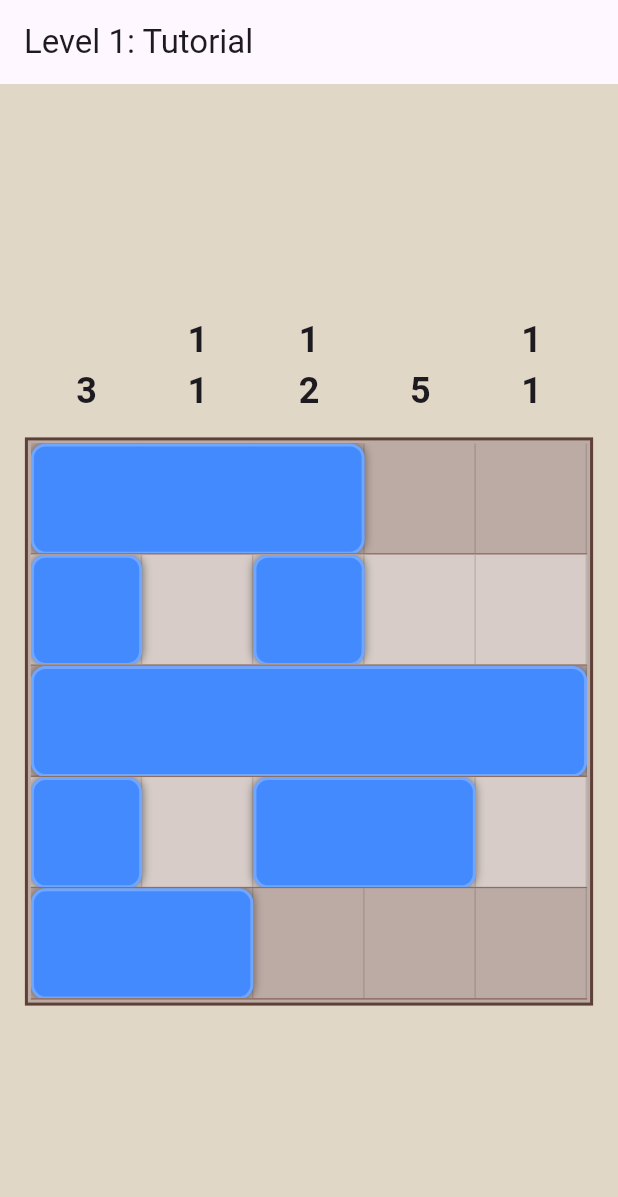
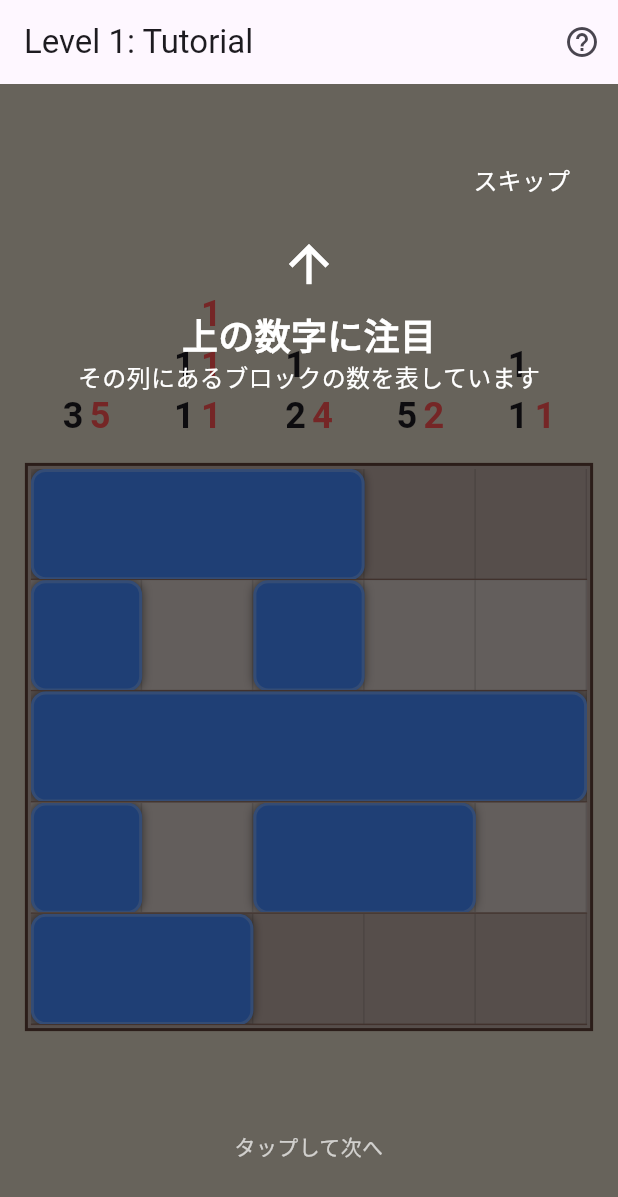
Before and after one commit to Minamin912/slide_pix_puz, a Flutter app: the screen it shows after launch, on a phone screen of 412 x 824 dp. Shown: the top 1197 px of the screen. Run offline on Flutter 3.47's test engine with Material 3 defaults, Android fonts, the phone set to English and light mode, and no system bars.

Commit message:
Implement modern tutorial system and dynamic visual hints

```diff
--- a/lib/main.dart
+++ b/lib/main.dart
@@ -1,5 +1,7 @@
 import 'package:flutter/foundation.dart';
 import 'package:flutter/material.dart';
+
+import 'tutorial_overlay.dart';
 
 void main() => runApp(const SlidePicrossApp());
 
@@ -35,6 +37,10 @@ class SlidePicrossGame extends StatefulWidget {
 class _SlidePicrossGameState extends State<SlidePicrossGame> {
   // ステージリスト定義
   late final List<StageData> _stages;
+
+  // Tutorial State
+  bool _showTutorial = true;
+  int _tutorialStep = 0;
 
   @override
   void initState() {
@@ -114,6 +120,24 @@ class _SlidePicrossGameState extends State<SlidePicrossGame> {
       ),
     ];
     _loadStage(_currentStageIndex);
+    _checkTutorial();
+  }
+
+  void _checkTutorial() {
+    if (_currentStageIndex == 0) {
+      if (mounted) {
+        setState(() {
+          _showTutorial = true;
+          _tutorialStep = 0;
+        });
+      }
+    } else {
+      if (mounted) {
+        setState(() {
+          _showTutorial = false;
+        });
+      }
+    }
   }
 
   int _currentStageIndex = 0;
@@ -122,6 +146,7 @@ class _SlidePicrossGameState extends State<SlidePicrossGame> {
   late StageData _currentStage;
   late List<List<int>> _rowHints;
   late List<List<int>> _colHints;
+  late List<List<int>> _currentColHints;
   late List<List<double>> _rowPositions; // マス目単位：0.0, 1.0...
   bool _isCleared = false;
 
@@ -130,9 +155,18 @@ class _SlidePicrossGameState extends State<SlidePicrossGame> {
       _currentStageIndex = index;
       _currentStage = _stages[index];
       _rowHints = _generateRowHints(_currentStage.targetGrid);
+      _rowHints = _generateRowHints(_currentStage.targetGrid);
       _colHints = _generateColHints(_currentStage.targetGrid);
       _initializePositions();
+      _updateCurrentHints(); // Initial calculation
       _isCleared = false;
+
+      if (index == 0) {
+        _showTutorial = true;
+        _tutorialStep = 0;
+      } else {
+        _showTutorial = false;
+      }
     });
     // ロード直後に判定（オートクリア等のチェック）
     WidgetsBinding.instance.addPostFrameCallback((_) {
@@ -242,6 +276,7 @@ class _SlidePicrossGameState extends State<SlidePicrossGame> {
 
     setState(() {
       _rowPositions[rowIndex] = currentPositions;
+      _updateCurrentHints();
     });
   }
 
@@ -260,6 +295,7 @@ class _SlidePicrossGameState extends State<SlidePicrossGame> {
 
     setState(() {
       _rowPositions[rowIndex] = positions;
+      _updateCurrentHints();
       _checkWinCondition();
     });
   }
@@ -269,17 +305,7 @@ class _SlidePicrossGameState extends State<SlidePicrossGame> {
     int gridSizeY = _currentStage.gridSizeY;
 
     // 現在の盤面情報を作成
-    List<List<int>> currentGrid = List.generate(gridSizeY, (_) => List.filled(gridSizeX, 0));
-
-    for (int y = 0; y < gridSizeY; y++) {
-      for (int i = 0; i < _rowPositions[y].length; i++) {
-        int start = _rowPositions[y][i].round();
-        int end = start + _rowHints[y][i];
-        for (int x = start; x < end; x++) {
-          if (x < gridSizeX) currentGrid[y][x] = 1;
-        }
-      }
-    }
+    List<List<int>> currentGrid = _generateCurrentGrid();
 
     // 正解と比較
     bool match = true;
@@ -311,9 +337,23 @@ class _SlidePicrossGameState extends State<SlidePicrossGame> {
   Widget build(BuildContext context) {
     return Scaffold(
       backgroundColor: const Color(0xFFE0D7C6),
-      appBar: AppBar(title: Text(_currentStage.title)),
-      // InteractiveViewerでズーム/パンを可能にする
-      body: LayoutBuilder(
+      appBar: AppBar(
+        title: Text(_currentStage.title),
+        actions: [
+          IconButton(
+            icon: const Icon(Icons.help_outline),
+            onPressed: () {
+              setState(() {
+                _showTutorial = true;
+                _tutorialStep = 0;
+              });
+            },
+          ),
+        ],
+      ),
+      body: Stack(
+        children: [
+          LayoutBuilder(
         builder: (context, constraints) {
           double availableWidth = constraints.maxWidth;
           double availableHeight = constraints.maxHeight - 50;
@@ -385,6 +425,26 @@ class _SlidePicrossGameState extends State<SlidePicrossGame> {
           );
         },
       ),
+      if (_showTutorial)
+        TutorialOverlay(
+          step: _tutorialStep,
+          onNext: () {
+            setState(() {
+              if (_tutorialStep < 2) {
+                _tutorialStep++;
+              } else {
+                _showTutorial = false;
+              }
+            });
+          },
+          onSkip: () {
+            setState(() {
+              _showTutorial = false;
+            });
+          },
+        ),
+        ],
+      ),
     );
   }
 
@@ -400,22 +460,68 @@ class _SlidePicrossGameState extends State<SlidePicrossGame> {
         crossAxisAlignment: CrossAxisAlignment.end, // 下端揃え
         children: List.generate(gridSizeX, (i) {
           String hintText = _colHints[i].join("\n");
+          String currentHintText = _currentColHints[i].join("\n");
           return Container(
             width: currentSize,
             alignment: Alignment.bottomCenter,
             padding: const EdgeInsets.only(bottom: 4),
             child: FittedBox(
               fit: BoxFit.scaleDown,
-              child: Text(
-                hintText,
-                textAlign: TextAlign.center,
-                style: TextStyle(fontWeight: FontWeight.bold, fontSize: fontSize),
+              child: Row(
+                mainAxisAlignment: MainAxisAlignment.center,
+                crossAxisAlignment: CrossAxisAlignment.end,
+                children: [
+                   Text(
+                    hintText,
+                    textAlign: TextAlign.center,
+                    style: TextStyle(fontWeight: FontWeight.bold, fontSize: fontSize),
+                  ),
+                  const SizedBox(width: 4),
+                   Text(
+                    currentHintText,
+                    textAlign: TextAlign.center,
+                    style: TextStyle(
+                      fontWeight: FontWeight.bold,
+                      fontSize: fontSize,
+                      color: Colors.redAccent,
+                    ),
+                  ),
+                ],
               ),
             ),
           );
         }),
       ),
     );
+  }
+
+  List<List<int>> _generateCurrentGrid() {
+    int gridSizeX = _currentStage.gridSizeX;
+    int gridSizeY = _currentStage.gridSizeY;
+    List<List<int>> currentGrid = List.generate(gridSizeY, (_) => List.filled(gridSizeX, 0));
+
+    for (int y = 0; y < gridSizeY; y++) {
+      for (int i = 0; i < _rowPositions[y].length; i++) {
+        int start = _rowPositions[y][i].round();
+        int end = start + _rowHints[y][i];
+        for (int x = start; x < end; x++) {
+          if (x < gridSizeX) currentGrid[y][x] = 1;
+        }
+      }
+    }
+    return currentGrid;
+  }
+
+  void _updateCurrentHints() {
+      List<List<int>> grid = _generateCurrentGrid();
+      List<List<int>> newHints = _generateColHints(grid);
+       // Only update if changes to avoid unnecessary rebuilds if possible,
+       // but for now simple setState is fine as it's driven by drag events anyway.
+       // However, _updateCurrentHints is inside setState already or called from it.
+       // Wait, _handleSlide calls setState. calling setState inside setState is bad.
+       // _updateCurrentHints should NOT call setState, it should just update the variable.
+       // The caller calls setState.
+       _currentColHints = newHints;
   }
 }
 
--- /dev/null
+++ b/lib/tutorial_overlay.dart
@@ -0,0 +1,121 @@
+import 'package:flutter/material.dart';
+
+class TutorialOverlay extends StatelessWidget {
+  final int step;
+  final VoidCallback onNext;
+  final VoidCallback onSkip;
+
+  const TutorialOverlay({
+    super.key,
+    required this.step,
+    required this.onNext,
+    required this.onSkip,
+  });
+
+  @override
+  Widget build(BuildContext context) {
+    return GestureDetector(
+      onTap: onNext,
+      behavior: HitTestBehavior.opaque,
+      child: Stack(
+        children: [
+          // Semi-transparent background
+          Container(color: Colors.black54),
+
+          // Content based on step
+          if (step == 0) _buildHintStep(context),
+          if (step == 1) _buildSlideStep(context),
+          if (step == 2) _buildWinStep(context),
+
+          // Skip button
+          Positioned(
+            top: 40,
+            right: 20,
+            child: TextButton(
+              onPressed: onSkip,
+              child: Text(
+                "スキップ",
+                style: TextStyle(color: Colors.white, fontSize: 16),
+              ),
+            ),
+          ),
+
+          // Tap to continue instruction
+          Positioned(
+            bottom: 50,
+            left: 0,
+            right: 0,
+            child: Text(
+              "タップして次へ",
+              textAlign: TextAlign.center,
+              style: TextStyle(color: Colors.white70, fontSize: 14),
+            ),
+          ),
+        ],
+      ),
+    );
+  }
+
+  Widget _buildHintStep(BuildContext context) {
+    return Positioned(
+      top: 100, // Approximate position near hints
+      left: 0,
+      right: 0,
+      child: Column(
+        children: [
+          Icon(Icons.arrow_upward, color: Colors.white, size: 40),
+          SizedBox(height: 10),
+          Text(
+            "上の数字に注目",
+            style: TextStyle(color: Colors.white, fontSize: 24, fontWeight: FontWeight.bold),
+          ),
+          Text(
+            "その列にあるブロックの数を表しています",
+            style: TextStyle(color: Colors.white, fontSize: 16),
+          ),
+        ],
+      ),
+    );
+  }
+
+  Widget _buildSlideStep(BuildContext context) {
+    return Center(
+        child: Column(
+          mainAxisSize: MainAxisSize.min,
+          children: [
+            Text(
+              "青いバーをスライド",
+              style: TextStyle(color: Colors.white, fontSize: 24, fontWeight: FontWeight.bold),
+            ),
+            SizedBox(height: 10),
+            Icon(Icons.swipe, color: Colors.white, size: 60),
+            SizedBox(height: 10),
+            Text(
+              "左右に動かして位置を合わせます",
+              style: TextStyle(color: Colors.white, fontSize: 16),
+            ),
+          ],
+        ),
+      );
+  }
+
+  Widget _buildWinStep(BuildContext context) {
+    return Center(
+      child: Column(
+        mainAxisSize: MainAxisSize.min,
+        children: [
+          Icon(Icons.check_circle_outline, color: Colors.greenAccent, size: 80),
+          SizedBox(height: 20),
+          Text(
+            "数字とピタリ賞！",
+            style: TextStyle(color: Colors.white, fontSize: 24, fontWeight: FontWeight.bold),
+          ),
+          Text(
+            "すべての列で数字とブロック数が合えばクリア！",
+            style: TextStyle(color: Colors.white, fontSize: 16),
+          ),
+        ],
+      ),
+    );
+  }
+}
```
Also changed, not shown: firebase.json (added), 3 other files.
